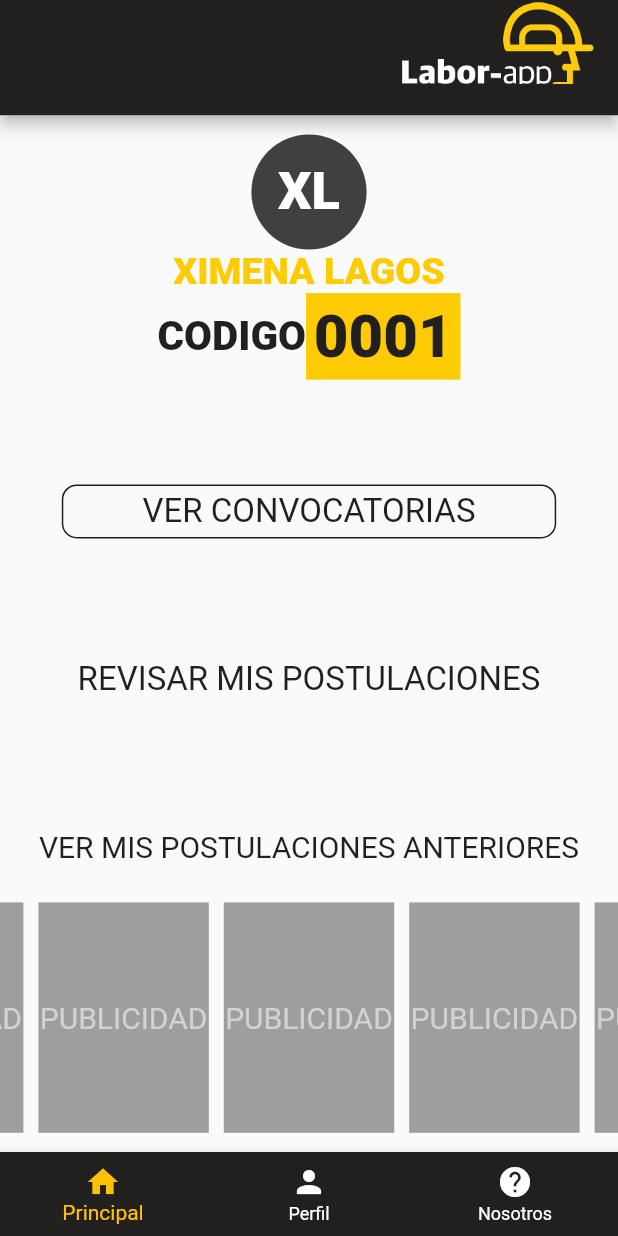
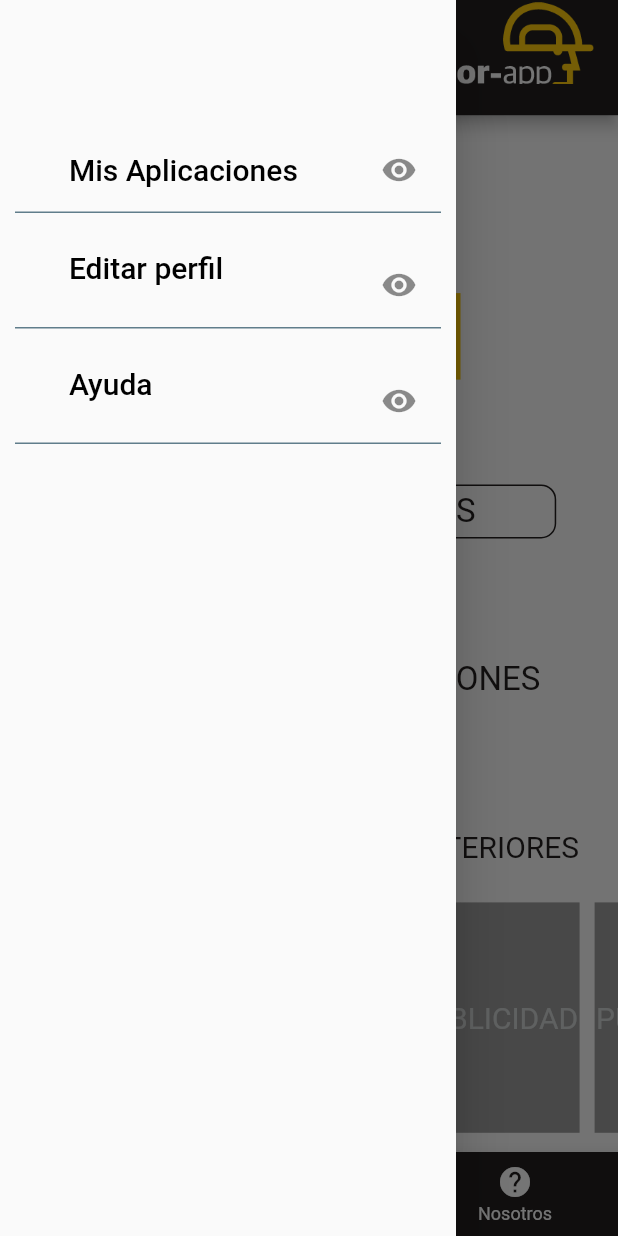
Before and after one commit to jsensunchop/Laborapp2, a Flutter app: the ProfileLanding screen opened directly, with the side drawer open (before the commit the screen has no drawer), on a phone screen of 412 x 824 dp. Run offline on Flutter 3.47's test engine with Material 2 defaults, Android fonts, the light colour scheme and no system bars; drawn by our look-alikes of auto_size_text, carousel_slider; our stand-ins replace firebase_storage, flutter_rating_bar, flutter_screenutil, fluttertoast, image_cropper, image_picker; accounts and stored records are empty.

Commit message:
Menu hamburguesa added

```diff
--- a/LaborappTrabajador-master/lib/Common/LaboraAppBar.dart
+++ b/LaborappTrabajador-master/lib/Common/LaboraAppBar.dart
@@ -11,7 +11,7 @@ class LaborAppBar extends StatelessWidget {
       preferredSize: Size.fromHeight(height * 0.1),
       child: AppBar(
         actions: <Widget>[],
-        leading: new Container(),
+        //leading: new Container(),
         backgroundColor: Color(ColorPalette.strongGeryApp),
         title: Align(
           alignment: Alignment.topRight,
@@ -22,7 +22,9 @@ class LaborAppBar extends StatelessWidget {
                 'images/logoHead.png',
               )),
         ),
+
       ),
+
     );
   }
 }
--- a/LaborappTrabajador-master/lib/Profile/ProfileLanding.dart
+++ b/LaborappTrabajador-master/lib/Profile/ProfileLanding.dart
@@ -42,6 +42,50 @@ class _ProfileLandingState extends State<ProfileLanding> {
       onWillPop: ()=>_canLeave(context) ,
       child: Scaffold(
           appBar: LaborAppBar().build(context),
+          drawer: Drawer(
+            child: Padding(
+              padding: EdgeInsets.only(left: 10.0, right: 10.0),
+              child: Column(
+                children: <Widget>[
+                  SizedBox(height: 35),
+                  SizedBox(height: 50),
+                  Container(
+                    decoration: BoxDecoration(
+                        border: Border(bottom: BorderSide(color: Colors.blueGrey))
+                    ),
+                    child: ListTile(
+                            title: Text("    Mis Aplicaciones", style: TextStyle(color: Colors.black, fontSize: 20)),
+                            trailing: Icon(Icons.remove_red_eye),
+                            enabled: true,
+                          ),
+
+                  ),
+                  SizedBox(height: 20),
+                  Container(
+                    decoration: BoxDecoration(
+                        border: Border(bottom: BorderSide(color: Colors.blueGrey))
+                    ),
+                    child: ListTile(
+                      title: Text("    Editar perfil                       \n  ", style: TextStyle(color: Colors.black, fontSize: 20)),
+                      trailing: Icon(Icons.remove_red_eye),
+                      enabled: true,
+                    ),
+                  ),
+                  SizedBox(height: 20),
+                  Container(
+                    decoration: BoxDecoration(
+                        border: Border(bottom: BorderSide(color: Colors.blueGrey))
+                    ),
+                    child: ListTile(
+                      title: Text("    Ayuda                               \n  ", style: TextStyle(color: Colors.black, fontSize: 20)),
+                      trailing: Icon(Icons.remove_red_eye),
+                      enabled: true,
+                    ),
+                  ),
+                ],
+              ),
+            ),
+          ),
           body: SafeArea(
             child: Column(
               crossAxisAlignment: CrossAxisAlignment.center,
```
